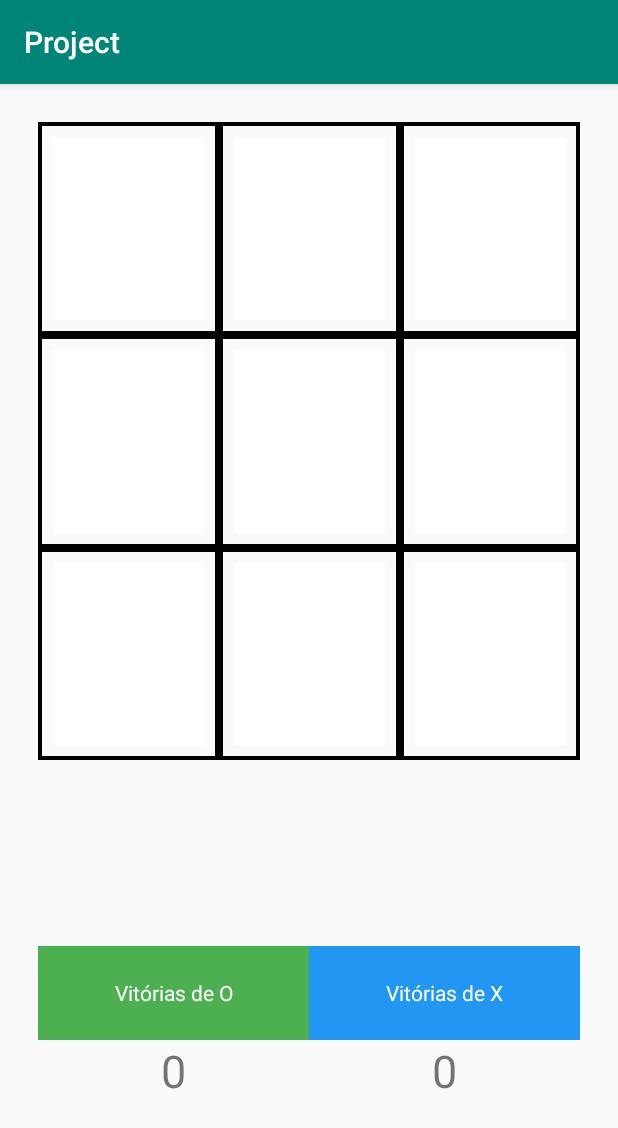
After one commit to GabrielPerico/PrejetoAndroidStudio, an Android app: the JogoDaVelha screen opened directly, with no data from a screen before it, on a phone screen of 412 x 824 dp. The commit adds this screen. Shown: the top 1128 px of the screen. Run offline under Robolectric (Android 15) with nearby library versions, the phone set to English and light mode, and no system bars; Roboto replaces fonts that are not available here.

Commit message:
Finalizado o jogo da velha

```diff
--- a/app/src/main/AndroidManifest.xml
+++ b/app/src/main/AndroidManifest.xml
@@ -20,10 +20,11 @@
         android:roundIcon="@mipmap/ic_launcher_round"
         android:supportsRtl="true"
         android:theme="@style/AppTheme">
+        <activity android:name=".ui.JogoDaVelha"></activity>
         <activity
             android:name=".ui.ListaDePokemons"
             android:label="@string/title_activity_lista_de_pokemons"
-            android:theme="@style/AppTheme.NoActionBar"></activity>
+            android:theme="@style/AppTheme.NoActionBar" />
         <activity android:name=".ui.CadastroPokemon" />
         <activity android:name=".ui.CadastroProduto" />
         <activity
--- a/app/src/main/java/com/edu/senac/projetinho/ui/Principal.java
+++ b/app/src/main/java/com/edu/senac/projetinho/ui/Principal.java
@@ -55,4 +55,9 @@ public class Principal extends AppCompatActivity {
         Intent i = new Intent(this,ListaDePokemons.class);
         startActivity(i);
     }
+
+    public void irParaJDV(View v){
+        Intent i = new Intent(this,JogoDaVelha.class);
+        startActivity(i);
+    }
 }
--- /dev/null
+++ b/app/src/main/res/drawable/borda.xml
@@ -0,0 +1,33 @@
+<?xml version="1.0" encoding="utf-8"?>
+
+<shape xmlns:android= "http://schemas.android.com/apk/res/android"
+
+    android:shape="rectangle">
+
+    <!--stroke width and color-->
+
+    <stroke
+
+        android:width="2.5dp"
+
+        android:color="#000000"/>
+
+    <!-- corner radius-->
+
+    <corners
+
+        android:radius="0dp"/>
+
+    <!--paddings-->
+
+    <padding
+
+        android:left="10dp"
+
+        android:top="10dp"
+
+        android:right="10dp"
+
+        android:bottom="10dp"/>
+
+</shape>
--- /dev/null
+++ b/app/src/main/res/layout/activity_jogo_da_velha.xml
@@ -0,0 +1,267 @@
+<?xml version="1.0" encoding="utf-8"?>
+<LinearLayout xmlns:android="http://schemas.android.com/apk/res/android"
+    xmlns:app="http://schemas.android.com/apk/res-auto"
+    xmlns:tools="http://schemas.android.com/tools"
+    android:layout_width="match_parent"
+    android:layout_height="match_parent"
+    android:orientation="vertical"
+    tools:context=".ui.JogoDaVelha" >
+
+    <ScrollView
+        android:layout_width="match_parent"
+        android:layout_height="match_parent">
+
+        <LinearLayout
+            android:layout_width="match_parent"
+            android:layout_height="match_parent"
+            android:layout_margin="25dp"
+            android:orientation="vertical">
+
+            <LinearLayout
+                android:layout_width="match_parent"
+                android:layout_height="425dp"
+                android:layout_gravity="center"
+                android:foregroundGravity="center"
+                android:gravity="center"
+                android:orientation="vertical">
+
+                <LinearLayout
+                    android:layout_width="match_parent"
+                    android:layout_height="match_parent"
+                    android:layout_weight="1"
+                    android:orientation="horizontal">
+
+                    <LinearLayout
+                        android:layout_width="match_parent"
+                        android:layout_height="match_parent"
+                        android:layout_weight="1"
+                        android:background="@drawable/borda"
+                        android:orientation="horizontal">
+
+                        <ImageView
+                            android:id="@+id/xa"
+                            android:layout_width="match_parent"
+                            android:layout_height="match_parent"
+                            android:layout_weight="1"
+                            android:onClick="changeImg"
+                            android:src="@android:color/background_light" />
+                    </LinearLayout>
+
+                    <LinearLayout
+                        android:layout_width="match_parent"
+                        android:layout_height="match_parent"
+                        android:layout_weight="1"
+                        android:background="@drawable/borda"
+                        android:orientation="horizontal">
+
+                        <ImageView
+                            android:id="@+id/xb"
+                            android:layout_width="match_parent"
+                            android:layout_height="match_parent"
+                            android:layout_weight="1"
+                            android:onClick="changeImg"
+                            android:src="@android:color/background_light" />
+                    </LinearLayout>
+
+                    <LinearLayout
+                        android:layout_width="match_parent"
+                        android:layout_height="match_parent"
+                        android:layout_weight="1"
+                        android:background="@drawable/borda"
+                        android:orientation="horizontal">
+
+                        <ImageView
+                            android:id="@+id/xc"
+                            android:layout_width="match_parent"
+                            android:layout_height="match_parent"
+                            android:layout_weight="1"
+                            android:onClick="changeImg"
+                            android:src="@android:color/background_light" />
+                    </LinearLayout>
+                </LinearLayout>
+
+                <LinearLayout
+                    android:layout_width="match_parent"
+                    android:layout_height="match_parent"
+                    android:layout_weight="1"
+                    android:orientation="horizontal">
+
+                    <LinearLayout
+                        android:layout_width="match_parent"
+                        android:layout_height="match_parent"
+                        android:layout_weight="1"
+                        android:background="@drawable/borda"
+                        android:orientation="horizontal">
+
+                        <ImageView
+                            android:id="@+id/ya"
+                            android:layout_width="match_parent"
+                            android:layout_height="match_parent"
+                            android:layout_weight="1"
+                            android:onClick="changeImg"
+                            android:src="@android:color/background_light" />
+                    </LinearLayout>
+
+                    <LinearLayout
+                        android:layout_width="match_parent"
+                        android:layout_height="match_parent"
+                        android:layout_weight="1"
+                        android:background="@drawable/borda"
+                        android:orientation="horizontal">
+
+                        <ImageView
+                            android:id="@+id/yb"
+                            android:layout_width="match_parent"
+                            android:layout_height="match_parent"
+                            android:layout_weight="1"
+                            android:onClick="changeImg"
+                            android:src="@android:color/background_light" />
+                    </LinearLayout>
+
+                    <LinearLayout
+                        android:layout_width="match_parent"
+                        android:layout_height="match_parent"
+                        android:layout_weight="1"
+                        android:background="@drawable/borda"
+                        android:orientation="horizontal">
+
+                        <ImageView
+                            android:id="@+id/yc"
+                            android:layout_width="match_parent"
+                            android:layout_height="match_parent"
+                            android:layout_weight="1"
+                            android:onClick="changeImg"
+                            android:src="@android:color/background_light" />
+                    </LinearLayout>
+                </LinearLayout>
+
+                <LinearLayout
+                    android:layout_width="match_parent"
+                    android:layout_height="match_parent"
+                    android:layout_weight="1"
+                    android:orientation="horizontal">
+
+                    <LinearLayout
+                        android:layout_width="match_parent"
+                        android:layout_height="match_parent"
+                        android:layout_weight="1"
+                        android:background="@drawable/borda"
+                        android:orientation="horizontal">
+
+                        <ImageView
+                            android:id="@+id/za"
+                            android:layout_width="match_parent"
+                            android:layout_height="match_parent"
+                            android:layout_weight="1"
+                            android:onClick="changeImg"
+                            android:src="@android:color/background_light" />
+                    </LinearLayout>
+
+                    <LinearLayout
+                        android:layout_width="match_parent"
+                        android:layout_height="match_parent"
+                        android:layout_weight="1"
+                        android:background="@drawable/borda"
+                        android:orientation="horizontal">
+
+                        <ImageView
+                            android:id="@+id/zb"
+                            android:layout_width="match_parent"
+                            android:layout_height="match_parent"
+                            android:layout_weight="1"
+                            android:onClick="changeImg"
+                            android:src="@android:color/background_light" />
+                    </LinearLayout>
+
+                    <LinearLayout
+                        android:layout_width="match_parent"
+                        android:layout_height="match_parent"
+                        android:layout_weight="1"
+                        android:background="@drawable/borda"
+                        android:orientation="horizontal">
+
+                        <ImageView
+                            android:id="@+id/zc"
+                            android:layout_width="match_parent"
+                            android:layout_height="match_parent"
+                            android:layout_weight="1"
+                            android:onClick="changeImg"
+                            android:src="@android:color/background_light" />
+                    </LinearLayout>
+                </LinearLayout>
+
+            </LinearLayout>
+
+            <LinearLayout
+                android:layout_width="match_parent"
+                android:layout_height="254dp"
+                android:layout_gravity="bottom"
+                android:gravity="bottom"
+                android:orientation="vertical">
+
+                <LinearLayout
+                    android:layout_width="match_parent"
+                    android:layout_height="130dp"
+                    android:orientation="horizontal">
+
+                    <LinearLayout
+                        android:layout_width="match_parent"
+                        android:layout_height="match_parent"
+                        android:layout_weight="1"
+                        android:orientation="vertical">
+
+                        <TextView
+                            android:layout_width="match_parent"
+                            android:layout_height="15dp"
+                            android:layout_weight="1"
+                            android:background="#4CAF50"
+                            android:gravity="center"
+                            android:text="Vitórias de O"
+                            android:textColor="#FFFFFF" />
+
+                        <TextView
+                            android:id="@+id/owin"
+                            android:layout_width="match_parent"
+                            android:layout_height="20dp"
+                            android:layout_gravity="bottom"
+                            android:layout_weight="1"
+                            android:inputType="number"
+                            android:text="0"
+                            android:textAlignment="center"
+                            android:textSize="30sp" />
+                    </LinearLayout>
+
+                    <LinearLayout
+                        android:layout_width="match_parent"
+                        android:layout_height="match_parent"
+                        android:layout_weight="1"
+                        android:orientation="vertical">
+
+                        <TextView
+                            android:layout_width="match_parent"
+                            android:layout_height="15dp"
+                            android:layout_weight="1"
+                            android:background="#2196F3"
+                            android:gravity="center"
+                            android:text="Vitórias de X"
+                            android:textColor="#FFFFFF" />
+
+                        <TextView
+                            android:id="@+id/xwin"
+                            android:layout_width="match_parent"
+                            android:layout_height="20dp"
+                            android:layout_gravity="bottom"
+                            android:layout_weight="1"
+                            android:inputType="number"
+                            android:text="0"
+                            android:textAlignment="center"
+                            android:textAllCaps="false"
+                            android:textSize="30sp" />
+                    </LinearLayout>
+
+                </LinearLayout>
+            </LinearLayout>
+        </LinearLayout>
+    </ScrollView>
+
+</LinearLayout>
```
Also changed, not shown: app/src/main/java/com/edu/senac/projetinho/helper/JogoDaVelhaHelper.java (added, +47 -0 lines), app/src/main/java/com/edu/senac/projetinho/ui/JogoDaVelha.java (added, +194 -0 lines), app/src/main/res/layout/activity_principal.xml (+13 -0 lines), app/src/main/res/layout/dialog_jogodavelha.xml (added, +23 -0 lines), app/src/main/res/layout/historico_jogodavelha.xml (added, +25 -0 lines), app/src/main/res/drawable/o_icon.png (added), app/src/main/res/drawable/x_icon.png (added).
